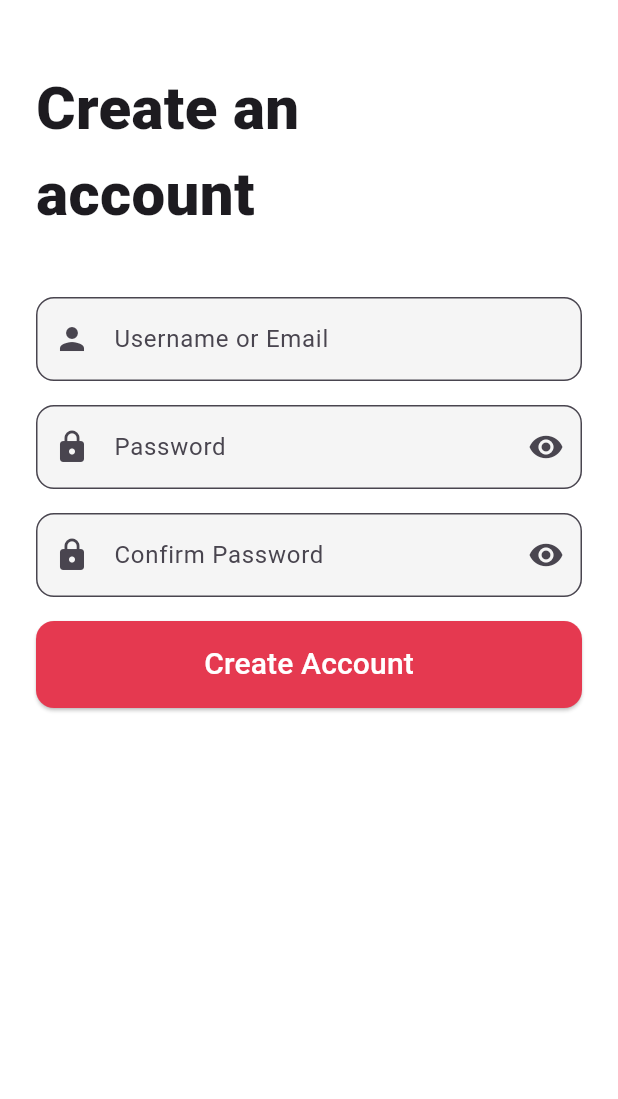
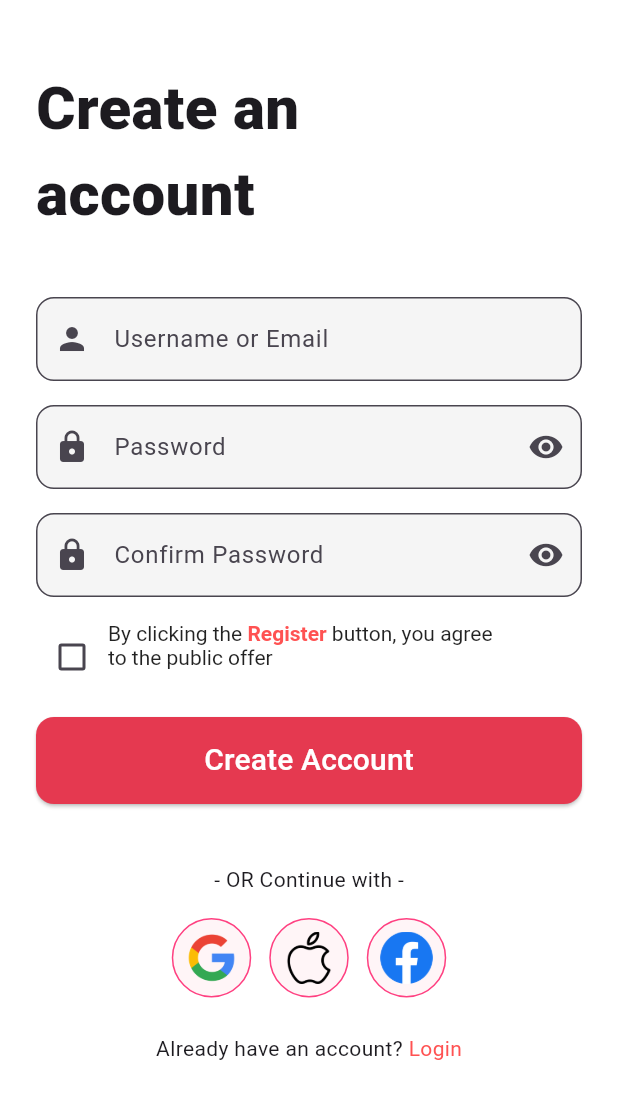
Before and after one commit to raniakolshy/KOLSHY_APP_RANIA, a Flutter app: the RegisterScreen screen opened directly, on a phone screen of 412 x 824 dp. Shown: the top 1099 px of the screen. Run offline on Flutter 3.47's test engine with Material 3 defaults, Android fonts, the phone set to English and light mode, and no system bars.

Commit message:
Initial commit

```diff
--- a/lib/main.dart
+++ b/lib/main.dart
@@ -5,6 +5,9 @@ import 'package:kolshy_app/presentation/client/cart/ShoppingCartPage.dart';
 import 'package:kolshy_app/presentation/client/notifications/notification_screen.dart';
 import 'package:kolshy_app/presentation/client/product/NewProductDetailPage.dart';
 import 'package:kolshy_app/presentation/client/product/favorite_products_screen.dart';
+import 'package:kolshy_app/presentation/shared/Search/FilterPage.dart';
+import 'package:kolshy_app/presentation/shared/Search/ResultPage.dart';
+import 'package:kolshy_app/presentation/shared/Search/SearchPage.dart';
 import 'package:kolshy_app/presentation/shared/home/home_screen.dart';
 import 'package:kolshy_app/presentation/shared/profile/change_password_screen.dart';
 import 'package:kolshy_app/presentation/shared/profile/profile_edit.dart';
@@ -13,7 +16,6 @@ import 'package:kolshy_app/presentation/shared/settings/help_and_support_screen.
 import 'package:kolshy_app/presentation/shared/settings/language_screen.dart';
 import 'package:kolshy_app/presentation/shared/settings/legal_and_policies_screen.dart';
 import 'package:kolshy_app/presentation/shared/settings/settings_screen.dart';
-
 import 'core/theme/app_theme.dart';
 import 'presentation/auth/login/login_screen.dart';
 import 'presentation/auth/login/welcome_screen.dart';
@@ -34,7 +36,7 @@ class MyApp extends StatelessWidget {
       title: 'Kolshy App',
       debugShowCheckedModeBanner: false,
       theme: AppTheme.lightTheme,
-      home: const ShoppingCartPage(),
+      home: const FilterScreen(),
     );
   }
 }
--- a/lib/presentation/auth/register/register_screen.dart
+++ b/lib/presentation/auth/register/register_screen.dart
@@ -1,8 +1,6 @@
 import 'package:flutter/material.dart';
-import 'package:flutter/gestures.dart';
 import 'package:kolshy_app/presentation/shared/home/home_screen.dart';
 import '../login/login_screen.dart';
-
 
 class RegisterScreen extends StatefulWidget {
   const RegisterScreen({super.key});
@@ -50,10 +48,7 @@ class _RegisterScreenState extends State<RegisterScreen> {
                   fillColor: Colors.grey[100],
                   border: OutlineInputBorder(
                     borderRadius: BorderRadius.circular(12),
-                    borderSide: const BorderSide(
-                      color: Colors.grey,
-                      width: 0.1,
-                    ),
+                    borderSide: const BorderSide(color: Colors.grey, width: 0.1),
                   ),
                 ),
               ),
@@ -78,10 +73,7 @@ class _RegisterScreenState extends State<RegisterScreen> {
                   fillColor: Colors.grey[100],
                   border: OutlineInputBorder(
                     borderRadius: BorderRadius.circular(12),
-                    borderSide: const BorderSide(
-                      color: Colors.grey,
-                      width: 0.1,
-                    ),
+                    borderSide: const BorderSide(color: Colors.grey, width: 0.1),
                   ),
                 ),
               ),
@@ -106,12 +98,44 @@ class _RegisterScreenState extends State<RegisterScreen> {
                   fillColor: Colors.grey[100],
                   border: OutlineInputBorder(
                     borderRadius: BorderRadius.circular(12),
-                    borderSide: const BorderSide(
-                      color: Colors.grey,
-                      width: 0.1,
+                    borderSide: const BorderSide(color: Colors.grey, width: 0.1),
+                  ),
+                ),
+              ),
+              const SizedBox(height: 16),
+
+              // Checkbox and legal text
+              Row(
+                crossAxisAlignment: CrossAxisAlignment.start,
+                children: [
+                  Checkbox(
+                    value: _isChecked,
+                    onChanged: (value) {
+                      setState(() {
+                        _isChecked = value!;
+                      });
+                    },
+                    activeColor: Colors.redAccent,
+                  ),
+                  Expanded(
+                    child: RichText(
+                      text: TextSpan(
+                        style: const TextStyle(color: Colors.black87),
+                        children: [
+                          const TextSpan(text: 'By clicking the '),
+                          TextSpan(
+                            text: 'Register',
+                            style: const TextStyle(
+                              color: Colors.redAccent,
+                              fontWeight: FontWeight.bold,
+                            ),
+                          ),
+                          const TextSpan(text: ' button, you agree\nto the public offer'),
+                        ],
+                      ),
                     ),
                   ),
-                ),
+                ],
               ),
               const SizedBox(height: 16),
 
@@ -127,6 +151,16 @@ class _RegisterScreenState extends State<RegisterScreen> {
                     ),
                   ),
                   onPressed: () {
+                    if (!_isChecked) {
+                      ScaffoldMessenger.of(context).showSnackBar(
+                        const SnackBar(
+                          content: Text("You must accept the public offer to continue."),
+                          backgroundColor: Colors.redAccent,
+                        ),
+                      );
+                      return;
+                    }
+
                     ScaffoldMessenger.of(context).showSnackBar(
                       const SnackBar(
                         content: Text("Account created successfully!"),
@@ -145,7 +179,44 @@ class _RegisterScreenState extends State<RegisterScreen> {
                   ),
                 ),
               ),
-              const SizedBox(height: 110),
+              const SizedBox(height: 40),
+
+              // Or continue with
+              const Center(child: Text('- OR Continue with -')),
+              const SizedBox(height: 16),
+
+              // Social Buttons
+              Row(
+                mainAxisAlignment: MainAxisAlignment.center,
+                children: const [
+                  SocialButton(icon: 'assets/google.png'),
+                  SizedBox(width: 12),
+                  SocialButton(icon: 'assets/apple.png'),
+                  SizedBox(width: 12),
+                  SocialButton(icon: 'assets/facebook.png'),
+                ],
+              ),
+              const SizedBox(height: 24),
+
+              // Already have an account
+              Row(
+                mainAxisAlignment: MainAxisAlignment.center,
+                children: [
+                  const Text("Already have an account? "),
+                  GestureDetector(
+                    onTap: () {
+                      Navigator.pushReplacement(
+                        context,
+                        MaterialPageRoute(builder: (_) => const LoginScreen()),
+                      );
+                    },
+                    child: const Text(
+                      "Login",
+                      style: TextStyle(color: Colors.redAccent),
+                    ),
+                  ),
+                ],
+              ),
             ],
           ),
         ),
@@ -153,3 +224,25 @@ class _RegisterScreenState extends State<RegisterScreen> {
     );
   }
 }
+
+class SocialButton extends StatelessWidget {
+  final String icon;
+  const SocialButton({super.key, required this.icon});
+
+  @override
+  Widget build(BuildContext context) {
+    return Container(
+      padding: const EdgeInsets.all(8),
+      decoration: BoxDecoration(
+        color: const Color(0xFFFFF5F7),
+        shape: BoxShape.circle,
+        border: Border.all(color: Colors.pinkAccent, width: 1),
+      ),
+      child: Image.asset(
+        icon,
+        width: 35,
+        height: 35,
+      ),
+    );
+  }
+}
```
Also changed, not shown: lib/presentation/auth/forgot_password/forgot_password.dart (+16 -5 lines), lib/presentation/auth/forgot_password/verification_code.dart (+37 -21 lines), lib/presentation/client/product/NewProductDetailPage.dart (+5 -5 lines), lib/presentation/shared/Search/ResultPage.dart (+75 -57 lines), lib/presentation/shared/home/home_screen.dart (+18 -4 lines).
